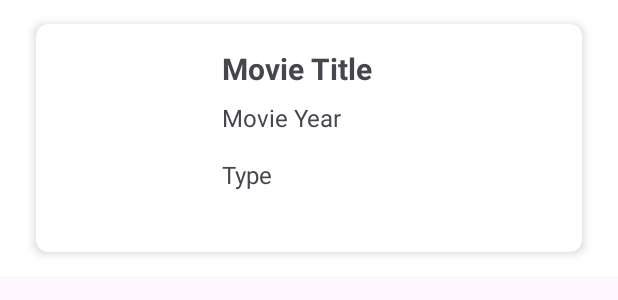
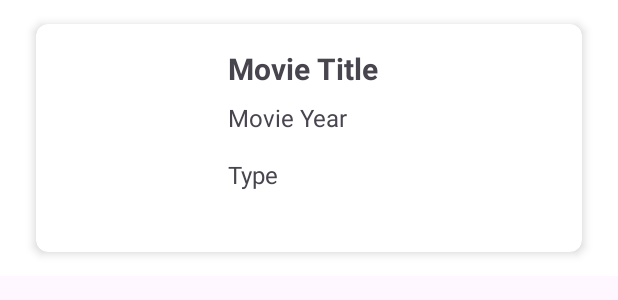
Before and after one commit to cintyagomes/movie-catalog-app, an Android app: the layout item_movie.xml on its own in the app's theme, with its tools: preview values and no code run, on a phone screen of 412 x 824 dp. Shown: the top 300 px of the screen. Run offline under Robolectric (Android 15) with nearby library versions, the phone set to English and light mode, and no system bars.

Commit message:
feat: Adds dimens file and refactors layouts

```diff
--- a/app/src/main/res/layout/fragment_movie_catalog.xml
+++ b/app/src/main/res/layout/fragment_movie_catalog.xml
@@ -20,5 +20,5 @@
         android:id="@+id/recycler_view"
         android:layout_width="match_parent"
         android:layout_height="0dp"
-        android:layout_weight="1" />
+        android:layout_weight="@dimen/weight_small" />
 </LinearLayout>
--- a/app/src/main/res/layout/item_movie.xml
+++ b/app/src/main/res/layout/item_movie.xml
@@ -4,14 +4,14 @@
     android:layout_height="wrap_content"
     xmlns:app="http://schemas.android.com/apk/res-auto"
     android:orientation="horizontal"
-    android:paddingHorizontal="16dp"
-    android:paddingVertical="8dp"
-    android:background="@android:color/white">
+    android:paddingHorizontal="@dimen/padding_medium"
+    android:paddingVertical="@dimen/padding_small"
+    android:background="@color/white">
 
     <androidx.cardview.widget.CardView
         android:layout_width="match_parent"
         android:layout_height="wrap_content"
-        android:layout_margin="8dp"
+        android:layout_margin="@dimen/margin_small"
         app:cardCornerRadius="8dp"
         app:cardElevation="4dp">
 
@@ -19,29 +19,29 @@
             android:layout_width="match_parent"
             android:layout_height="wrap_content"
             android:orientation="horizontal"
-            android:paddingHorizontal="16dp"
-            android:paddingVertical="16dp">
+            android:paddingHorizontal="@dimen/padding_medium"
+            android:paddingVertical="@dimen/padding_medium">
 
             <ImageView
                 android:id="@+id/poster"
                 android:layout_width="80dp"
                 android:layout_height="120dp"
-                android:layout_marginEnd="16dp"
+                android:layout_marginEnd="@dimen/margin_medium"
                 android:contentDescription="@string/movie_poster"
                 android:scaleType="centerCrop" />
 
             <RelativeLayout
                 android:layout_width="0dp"
                 android:layout_height="wrap_content"
-                android:layout_weight="1"
-                android:paddingHorizontal="12dp" >
+                android:layout_weight="@dimen/weight_small"
+                android:paddingHorizontal="@dimen/padding_medium" >
 
                 <TextView
                     android:id="@+id/title"
                     android:layout_width="wrap_content"
                     android:layout_height="wrap_content"
                     android:text="@string/movie_title"
-                    android:textSize="20sp"
+                    android:textSize="@dimen/text_size_extra_large"
                     android:textStyle="bold" />
 
                 <TextView
@@ -50,9 +50,9 @@
                     android:layout_height="wrap_content"
                     android:layout_below="@id/title"
                     android:layout_alignStart="@id/title"
-                    android:layout_marginTop="8dp"
+                    android:layout_marginTop="@dimen/margin_small"
                     android:text="@string/movie_year"
-                    android:textSize="16sp" />
+                    android:textSize="@dimen/text_size_medium" />
 
                 <TextView
                     android:id="@+id/type"
@@ -60,9 +60,9 @@
                     android:layout_height="wrap_content"
                     android:layout_below="@id/year"
                     android:layout_alignStart="@id/title"
-                    android:layout_marginTop="16dp"
+                    android:layout_marginTop="@dimen/margin_medium"
                     android:text="@string/type"
-                    android:textSize="16sp" />
+                    android:textSize="@dimen/text_size_medium" />
 
             </RelativeLayout>
 
--- a/app/src/main/res/values/colors.xml
+++ b/app/src/main/res/values/colors.xml
@@ -2,4 +2,5 @@
 <resources>
     <color name="black">#FF000000</color>
     <color name="white">#FFFFFFFF</color>
+    <color name="gray">#FF424242</color>
 </resources>
--- /dev/null
+++ b/app/src/main/res/values/dimens.xml
@@ -0,0 +1,22 @@
+<?xml version="1.0" encoding="utf-8"?>
+<resources>
+    <!-- Text Sizes -->
+    <dimen name="text_size_small">12sp</dimen>
+    <dimen name="text_size_medium">16sp</dimen>
+    <dimen name="text_size_large">18sp</dimen>
+    <dimen name="text_size_extra_large">20sp</dimen>
+
+    <!-- Margins -->
+    <dimen name="margin_small">8dp</dimen>
+    <dimen name="margin_medium">16dp</dimen>
+    <dimen name="margin_large">24dp</dimen>
+    <dimen name="margin_extra_large">48dp</dimen>
+
+    <!-- Paddings -->
+    <dimen name="padding_small">8dp</dimen>
+    <dimen name="padding_medium">16dp</dimen>
+    <dimen name="padding_large">24dp</dimen>
+
+    <!-- Weight -->
+    <dimen name="weight_small">1</dimen>
+</resources>
```
Also changed, not shown: app/src/main/res/layout/fragment_search.xml (+9 -9 lines), app/src/main/res/layout/item_movie_detail.xml (+43 -43 lines).
